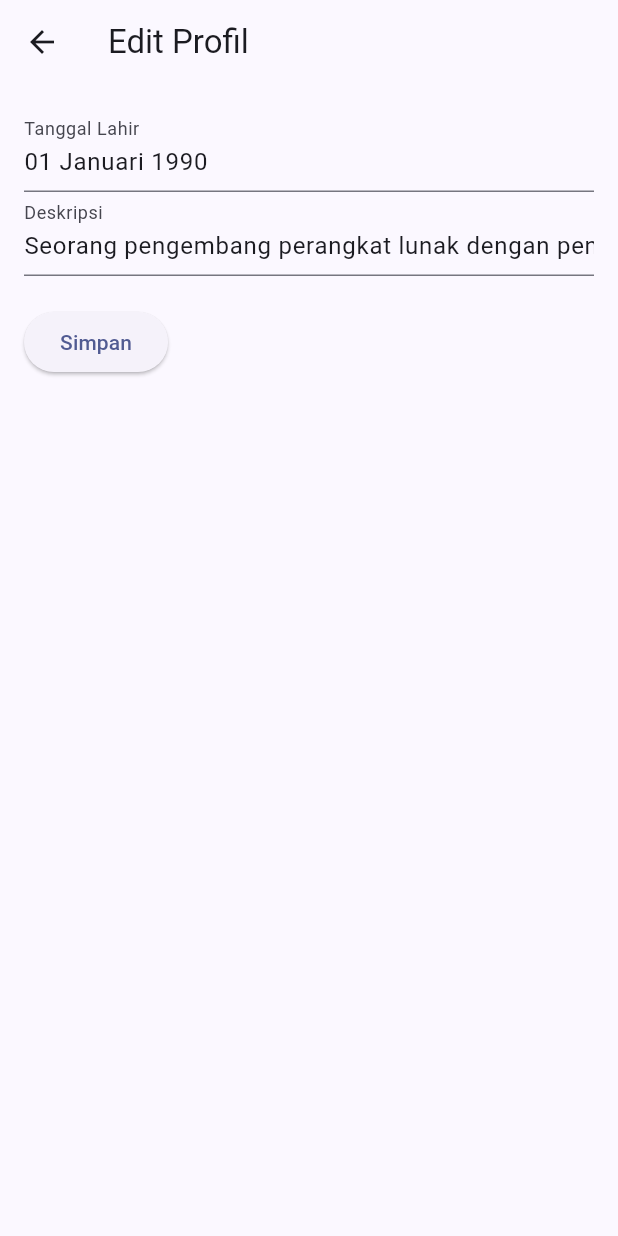
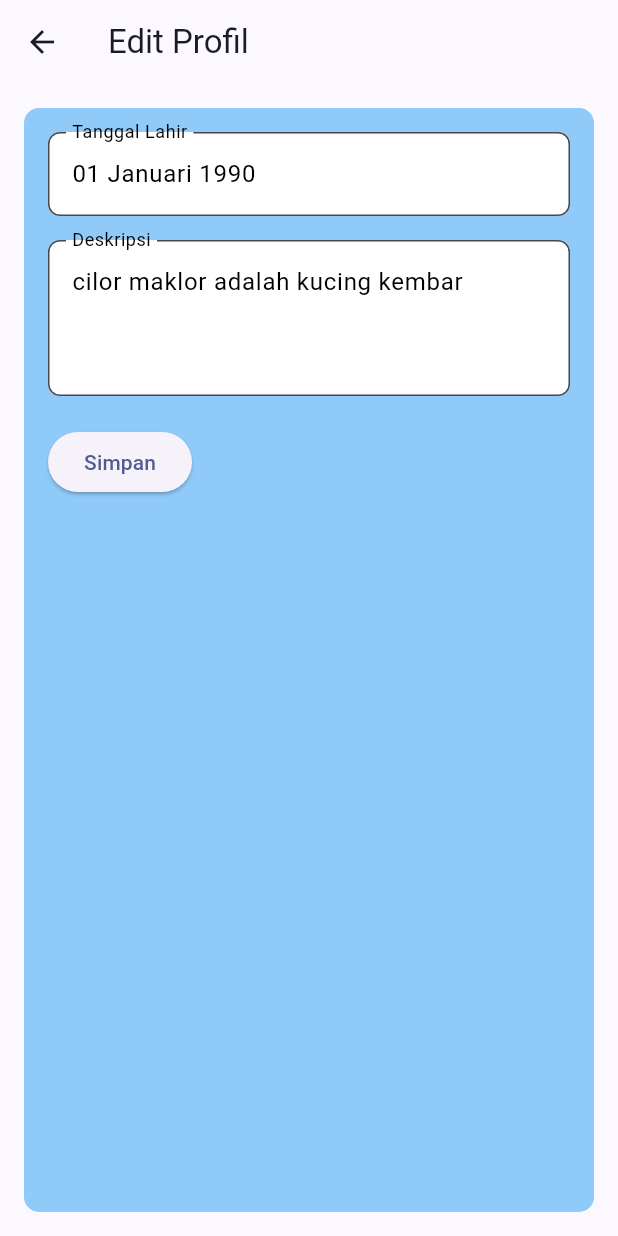
Before and after one commit to B08-PBP2023/bookify_mobile, a Flutter app: the ProfilPage screen opened directly, after a tap on "Edit Profil", on a phone screen of 412 x 824 dp. Run offline on Flutter 3.47's test engine with Material 3 defaults, Android fonts, the phone set to English and light mode, and no system bars; missing offline and left inert: pbp_django_auth; network calls fail.

Commit message:
profil blom selesai

```diff
--- a/lib/homepage/drawer.dart
+++ b/lib/homepage/drawer.dart
@@ -44,7 +44,7 @@ Drawer buildDrawer(BuildContext context) {
             onTap: () {
               Navigator.pushReplacement(
                 context,
-                MaterialPageRoute(builder: (context) => ProfilPage()),
+                MaterialPageRoute(builder: (context) => const ProfilPage()),
               );
             },
           ),
--- a/lib/profilUser/edit_profile.dart
+++ b/lib/profilUser/edit_profile.dart
@@ -5,7 +5,8 @@ class EditProfilPage extends StatefulWidget {
   final String initialDescription;
   final Function(String, String) onUpdate;
 
-  EditProfilPage({
+  const EditProfilPage({
+    Key? key,
     required this.initialTanggalLahir,
     required this.initialDescription,
     required this.onUpdate,
@@ -22,8 +23,10 @@ class _EditProfilPageState extends State<EditProfilPage> {
   @override
   void initState() {
     super.initState();
-    tanggalLahirController = TextEditingController(text: widget.initialTanggalLahir);
-    descriptionController = TextEditingController(text: widget.initialDescription);
+    tanggalLahirController =
+        TextEditingController(text: widget.initialTanggalLahir);
+    descriptionController =
+        TextEditingController(text: widget.initialDescription);
   }
 
   @override
@@ -34,16 +37,42 @@ class _EditProfilPageState extends State<EditProfilPage> {
       ),
       body: Padding(
         padding: const EdgeInsets.all(16.0),
+        child: Container(
+          padding: EdgeInsets.all(16.0),
+          decoration: BoxDecoration(
+            color: Colors.blue[200], // Ganti warna background dengan biru pastel
+            borderRadius: BorderRadius.circular(10.0),
+          ),
           child: Column(
             crossAxisAlignment: CrossAxisAlignment.start,
             children: [
               TextField(
                 controller: tanggalLahirController,
-              decoration: InputDecoration(labelText: 'Tanggal Lahir'),
+                style: TextStyle(color: Colors.black),
+                decoration: InputDecoration(
+                  labelText: 'Tanggal Lahir',
+                  labelStyle: TextStyle(color: Colors.black),
+                  border: OutlineInputBorder(
+                    borderRadius: BorderRadius.circular(8.0),
                   ),
+                  filled: true,
+                  fillColor: Colors.white,
+                ),
+              ),
+              SizedBox(height: 16),
               TextField(
                 controller: descriptionController,
-              decoration: InputDecoration(labelText: 'Deskripsi'),
+                style: TextStyle(color: Colors.black),
+                decoration: InputDecoration(
+                  labelText: 'Deskripsi',
+                  labelStyle: TextStyle(color: Colors.black),
+                  border: OutlineInputBorder(
+                    borderRadius: BorderRadius.circular(8.0),
+                  ),
+                  filled: true,
+                  fillColor: Colors.white,
+                ),
+                maxLines: 3,
               ),
               SizedBox(height: 20),
               ElevatedButton(
@@ -62,6 +91,7 @@ class _EditProfilPageState extends State<EditProfilPage> {
             ],
           ),
         ),
+      ),
     );
   }
 }
--- a/lib/profilUser/profile_page.dart
+++ b/lib/profilUser/profile_page.dart
@@ -1,18 +1,32 @@
 import 'package:flutter/material.dart';
 import 'edit_profile.dart';
+import 'package:bookify_mobile/homepage/drawer.dart';
+import 'listbuku_favorit.dart';
+import 'package:bookify_mobile/book_page/models/buku.dart';
 
 class ProfilPage extends StatefulWidget {
+  const ProfilPage({Key? key});
+
   @override
   _ProfilPageState createState() => _ProfilPageState();
 }
 
 class _ProfilPageState extends State<ProfilPage> {
   // Data profil
-  String nama = "John Doe";
-  String role = "Software Engineer";
+  String nama = "Cilor Maklor";
+  String role = "Reguler";
   String tanggalLahir = "01 Januari 1990";
-  String description =
-      "Seorang pengembang perangkat lunak dengan pengalaman di Flutter dan Dart.";
+  String description = "cilor maklor adalah kucing kembar";
+
+  List<Fields> favoriteBooks = [];
+
+  void _showFavoritSnackBar(BuildContext context) {
+    final snackBar = SnackBar(
+      content: Text('Buku ditambahkan ke Favorit!'),
+      duration: Duration(seconds: 2),
+    );
+    ScaffoldMessenger.of(context).showSnackBar(snackBar);
+  }
 
   @override
   Widget build(BuildContext context) {
@@ -20,19 +34,58 @@ class _ProfilPageState extends State<ProfilPage> {
       appBar: AppBar(
         title: Text('Profil'),
       ),
-      body: Padding(
+      drawer: buildDrawer(context),
+      body: Center(
+        child: Padding(
           padding: const EdgeInsets.all(16.0),
+          child: SingleChildScrollView(
+            child: Container(
+              padding: EdgeInsets.all(16.0),
+              decoration: BoxDecoration(
+                color: Colors.blue[200],
+                borderRadius: BorderRadius.circular(10.0),
+              ),
               child: Column(
-          crossAxisAlignment: CrossAxisAlignment.start,
+                crossAxisAlignment: CrossAxisAlignment.center,
                 children: [
-            Text('Nama: $nama', style: TextStyle(fontSize: 20)),
-            Text('Role: $role', style: TextStyle(fontSize: 20)),
-            Text('Tanggal Lahir: $tanggalLahir', style: TextStyle(fontSize: 20)),
-            Text('Deskripsi: $description', style: TextStyle(fontSize: 20)),
+                  DataTable(
+                    dataRowHeight: 50.0,
+                    columns: [
+                      DataColumn(
+                        label: Text(
+                          'Attribute',
+                          style: TextStyle(fontWeight: FontWeight.bold),
+                        ),
+                      ),
+                      DataColumn(
+                        label: Text(
+                          'Value',
+                          style: TextStyle(fontWeight: FontWeight.bold),
+                        ),
+                      ),
+                    ],
+                    rows: [
+                      DataRow(cells: [
+                        DataCell(Text('Nama')),
+                        DataCell(Text(nama)),
+                      ]),
+                      DataRow(cells: [
+                        DataCell(Text('Role')),
+                        DataCell(Text(role)),
+                      ]),
+                      DataRow(cells: [
+                        DataCell(Text('Tanggal Lahir')),
+                        DataCell(Text(tanggalLahir)),
+                      ]),
+                      DataRow(cells: [
+                        DataCell(Text('Deskripsi')),
+                        DataCell(Text(description)),
+                      ]),
+                    ],
+                  ),
                   SizedBox(height: 20),
                   ElevatedButton(
-              onPressed: () {
-                // Navigasi ke halaman edit profil
+                    onPressed: () async {
                       Navigator.push(
                         context,
                         MaterialPageRoute(
@@ -40,7 +93,6 @@ class _ProfilPageState extends State<ProfilPage> {
                             initialTanggalLahir: tanggalLahir,
                             initialDescription: description,
                             onUpdate: (newTanggalLahir, newDescription) {
-                        // Update data profil setelah di-edit
                               setState(() {
                                 tanggalLahir = newTanggalLahir;
                                 description = newDescription;
@@ -52,7 +104,68 @@ class _ProfilPageState extends State<ProfilPage> {
                     },
                     child: Text('Edit Profil'),
                   ),
+                  SizedBox(height: 20),
+                  ElevatedButton(
+                    onPressed: () async {
+                      final result = await Navigator.push(
+                        context,
+                        MaterialPageRoute(
+                          builder: (context) => DaftarBukuFavorit(),
+                        ),
+                      );
+
+                      if (result != null) {
+                        setState(() {
+                          favoriteBooks.add(Fields.fromJson(result));
+                        });
+                        _showFavoritSnackBar(context);
+                      }
+                    },
+                    child: Text('Buku Favorit'),
+                  ),
+                  SizedBox(height: 10), // Tambahkan jarak agar tidak terjadi overflow
+
+                  // Tampilkan buku favorit menggunakan card
+                  Column(
+                    crossAxisAlignment: CrossAxisAlignment.start,
+                    children: [
+                      Text(
+                        'LIST BUKU FAVORIT',
+                        style: TextStyle(
+                          fontSize: 18,
+                          fontWeight: FontWeight.bold,
+                        ),
+                      ),
+                      SizedBox(height: 10),
+                      ListView.builder(
+                        shrinkWrap: true,
+                        itemCount: favoriteBooks.length,
+                        itemBuilder: (context, index) {
+                          Fields book = favoriteBooks[index];
+                          return Card(
+                            child: ListTile(
+                              title: Text(book.title),
+                              subtitle: Column(
+                                crossAxisAlignment: CrossAxisAlignment.start,
+                                children: [
+                                  Text("Penulis: ${book.authors}"),
+                                  Text("Kode Bahasa: ${book.languageCode}"),
+                                  Text("Jumlah Halaman: ${book.numPages.toString()}"),
+                                  Text("Tanggal Publikasi: ${book.publicationDate}"),
+                                  Text("Penerbit: ${book.publisher}"),
                                 ],
+                              ),
+                              // ... (tambahkan detail lain jika diperlukan)
+                            ),
+                          );
+                        },
+                      ),
+                    ],
+                  ),
+                ],
+              ),
+            ),
+          ),
         ),
       ),
     );
```
Also changed, not shown: lib/profilUser/listbuku_favorit.dart (added, +154 -0 lines). Lines whose indentation alone changed are shown as unchanged.
